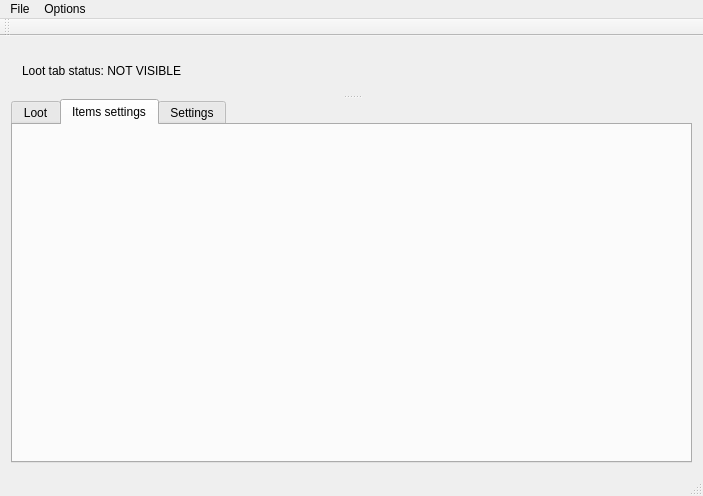
Old version of the form gui/CountDaLoot/mainwindow.ui in the repository stryku/CountDaLoot.
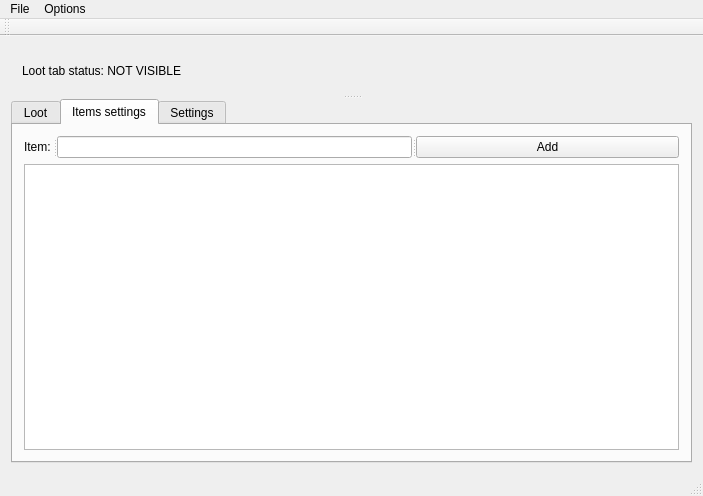
New version of the form. The open tabs and pages were chosen to show the change.

Diff of the .ui file:
```diff
--- a/gui/CountDaLoot/mainwindow.ui
+++ b/gui/CountDaLoot/mainwindow.ui
@@ -95,6 +95,35 @@
         <attribute name="title">
          <string>Items settings</string>
         </attribute>
+        <layout class="QGridLayout" name="gridLayout_3">
+         <item row="0" column="0">
+          <widget class="QSplitter" name="splitter_3">
+           <property name="orientation">
+            <enum>Qt::Horizontal</enum>
+           </property>
+           <widget class="QLabel" name="label_2">
+            <property name="maximumSize">
+             <size>
+              <width>29</width>
+              <height>16777215</height>
+             </size>
+            </property>
+            <property name="text">
+             <string>Item:</string>
+            </property>
+           </widget>
+           <widget class="QLineEdit" name="ItemsSettingsLineEditItemName"/>
+           <widget class="QPushButton" name="ItemsSettingsPushButtonAdd">
+            <property name="text">
+             <string>Add</string>
+            </property>
+           </widget>
+          </widget>
+         </item>
+         <item row="1" column="0">
+          <widget class="QTableView" name="ItemsSettingsTtableViewItems"/>
+         </item>
+        </layout>
        </widget>
        <widget class="QWidget" name="tab_3">
         <attribute name="title">
```
Left out of the diff: 4 changed lines with no effect on the pictures.
